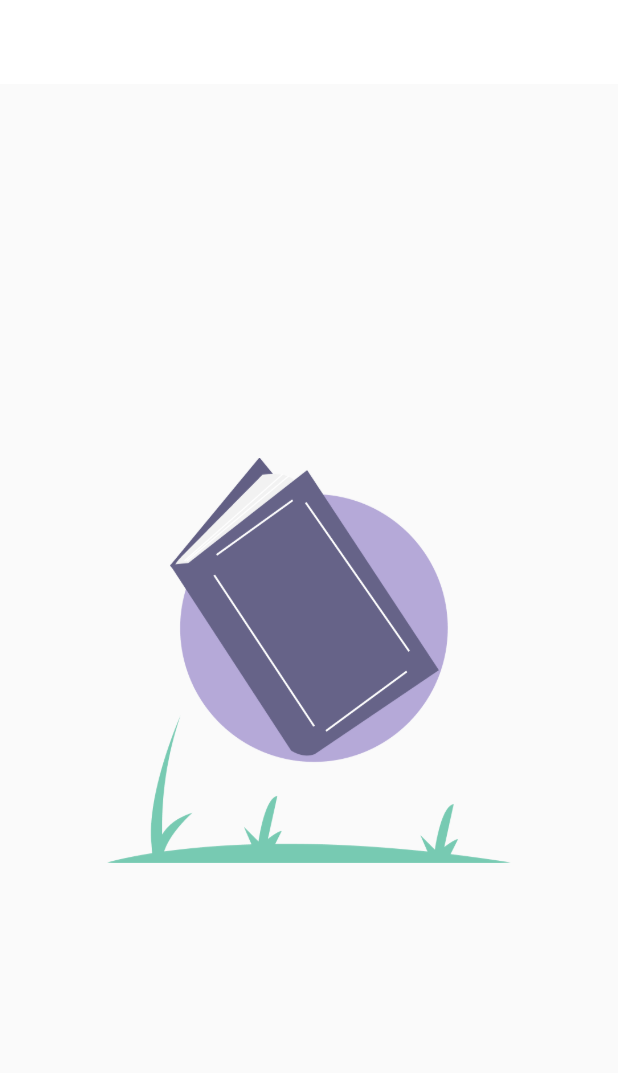
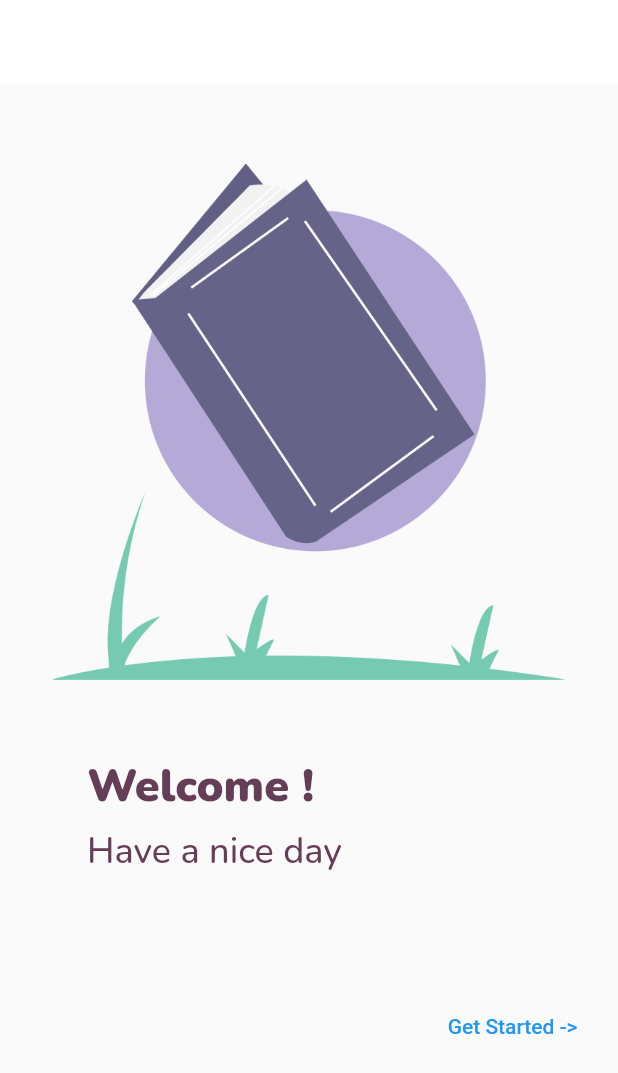
Before and after one commit to BukuTamuKita/Visity-MobileFlutter, a Flutter app: the screen it shows after launch, on a phone screen of 412 x 824 dp. Shown: the top 1073 px of the screen. Run offline on Flutter 3.47's test engine with Material 2 defaults, Android fonts, the phone set to English and light mode, and no system bars; our stand-ins replace google_fonts.

Commit message:
Commit kedua

```diff
--- /dev/null
+++ b/lib/constants/style_constants.dart
@@ -0,0 +1,7 @@
+import 'package:flutter/cupertino.dart';
+import 'color_constants.dart';
+import 'package:google_fonts/google_fonts.dart';
+
+//homepage text
+var HTextStyle1 = GoogleFonts.nunito(fontWeight: FontWeight.w900, color: TextColor, fontSize: 30);
+var HTextStyle2 = GoogleFonts.nunito(fontWeight: FontWeight.w500, color: TextColor, fontSize: 24);
--- a/lib/screens/WelcomePage.dart
+++ b/lib/screens/WelcomePage.dart
@@ -1,6 +1,7 @@
 import 'package:bukutamu_android/constants/color_constants.dart';
+import 'package:bukutamu_android/constants/style_constants.dart';
+import 'package:flutter/cupertino.dart';
 import 'package:flutter/material.dart';
-import 'package:flutter_svg/flutter_svg.dart';
 
 class WelcomePage extends StatelessWidget {
   @override
@@ -11,13 +12,54 @@ class WelcomePage extends StatelessWidget {
         backgroundColor: MainColor,
         elevation: 0,
       ),
-      body:  Center(
-        child: Container(
-          width: 270,
-          height: 270,
-          child: Image(image: AssetImage('assets/images/welcomepage.png'),
-          // fit: BoxFit.contain,
-          ),
+      body: Container(
+        child: ListView(
+          children: <Widget>[
+            //Images section
+            Padding(padding: EdgeInsets.only(left: 16, right: 16, top: 50),
+              child: Container(
+                alignment: Alignment.topCenter,
+                width: 350,
+                height: 350,
+                padding: EdgeInsets.all(3),
+                  child: Image(image: AssetImage('assets/images/welcomepage.png'),
+                    ),
+              ),
+            ),
+            //Text section
+            Padding(padding: EdgeInsets.only(left: 55, right: 16, top: 45),
+              child: Container(
+                alignment: Alignment.bottomLeft,
+                padding: EdgeInsets.all(3),
+                child: Text(
+                  'Welcome !',
+                  style: HTextStyle1,
+                ),
+                ),
+              ),
+            Padding(padding: EdgeInsets.only(left: 55, right: 16, bottom: 20),
+              child: Container(
+                alignment: Alignment.bottomLeft,
+                padding: EdgeInsets.all(3),
+                child: Text(
+                  'Have a nice day',
+                  style: HTextStyle2,
+                ),
+              ),
+
+            ),
+            //Button Section
+            Padding(padding: EdgeInsets.only(left: 55, right: 16, bottom: 20, top: 50),
+              child: Container(
+                alignment: Alignment.bottomRight,
+                padding: EdgeInsets.all(3),
+                child: TextButton(
+                  onPressed: () {},
+                  child: Text('Get Started ->'),
+                ),
+              ),
+            ),
+          ],
         ),
       )
     );
```
